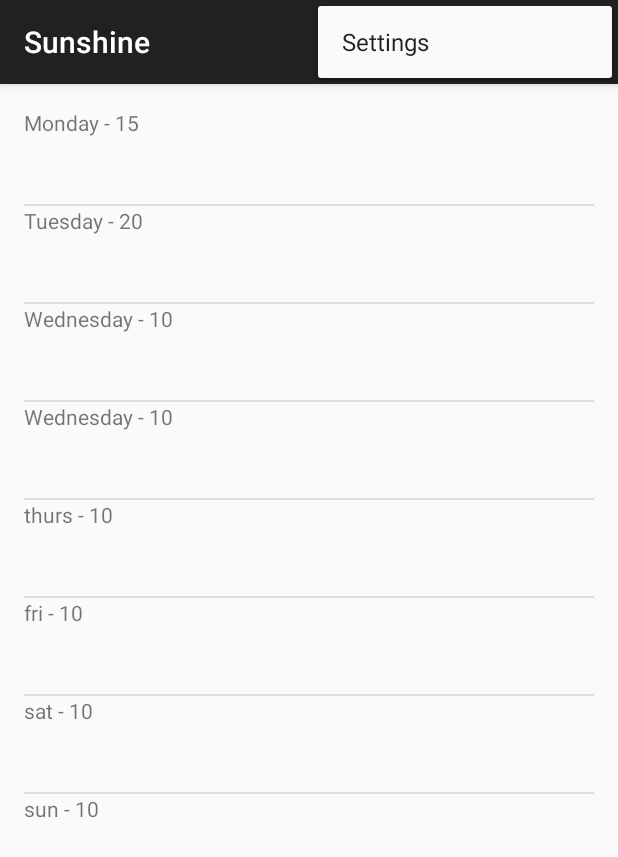
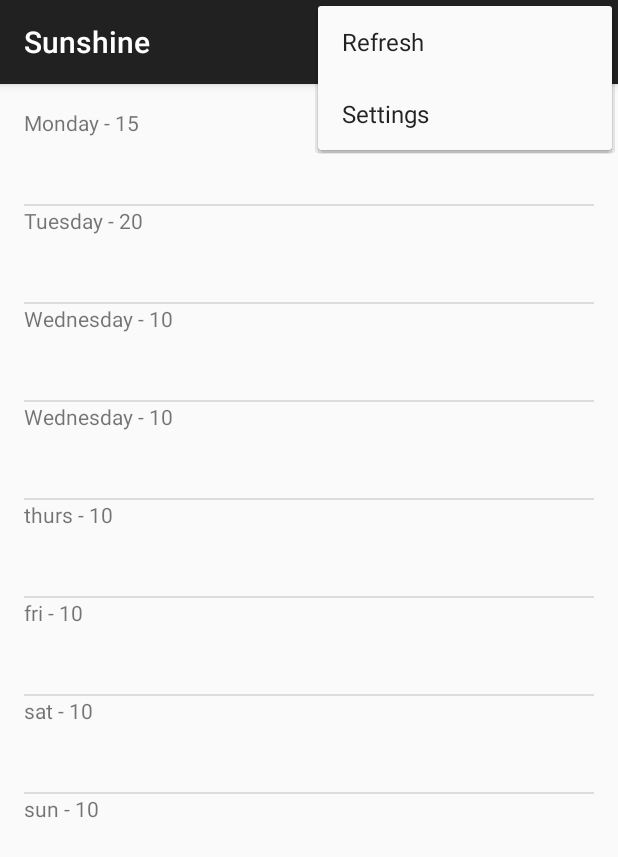
Before and after one commit to Sander1992/Sunshine, an Android app: the screen it shows after launch (MainActivity), with the options menu open, on a phone screen of 412 x 824 dp. Shown: the top 857 px of the screen. Run offline under Robolectric (Android 15) with nearby library versions, the phone set to English and light mode, and no system bars.

```diff
--- a/app/src/main/AndroidManifest.xml
+++ b/app/src/main/AndroidManifest.xml
@@ -2,6 +2,7 @@
 <manifest xmlns:android="http://schemas.android.com/apk/res/android"
     package="com.example.sander.sunshine.app" >
 
+    <uses-permission android:name="android.permission.INTERNET" />
     <application
         android:allowBackup="true"
         android:icon="@drawable/ic_launcher"
--- /dev/null
+++ b/app/src/main/res/menu/forecastfragment.xml
@@ -0,0 +1,8 @@
+<?xml version="1.0" encoding="utf-8"?>
+
+<menu xmlns:android="http://schemas.android.com/apk/res/android"
+    xmlns:app="http://schemas.android.com/apk/res-auto">
+    <item android:id="@+id/action_refresh"
+        android:title="@string/action_refresh"
+        app:showAsAction="never" />
+</menu>
--- a/app/src/main/res/values/strings.xml
+++ b/app/src/main/res/values/strings.xml
@@ -4,5 +4,6 @@
     <string name="app_name">Sunshine</string>
     <string name="hello_world">Hello world!</string>
     <string name="action_settings">Settings</string>
+    <string name="action_refresh"  translatable="false">Refresh</string>
 
 </resources>
```
Also changed, not shown: app/src/main/java/com/example/sander/sunshine/app/ForecastFragment.java (+67 -11 lines).
